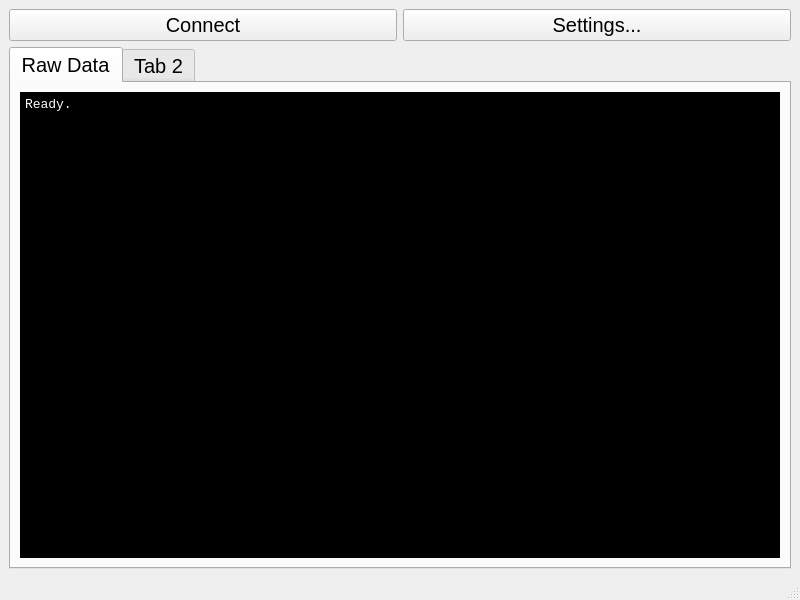
federeghe/olinuxino-aerolab, file src/gui/mainwindow.ui: the form before one commit.
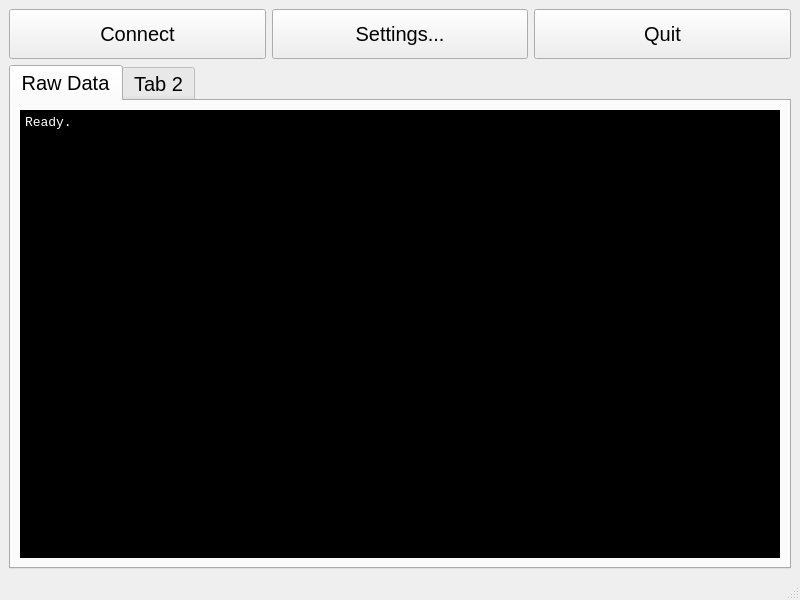
The form after the commit.

What changed in the file:
```diff
--- a/src/gui/mainwindow.ui
+++ b/src/gui/mainwindow.ui
@@ -19,6 +19,12 @@
      <layout class="QHBoxLayout" name="horizontalLayout">
       <item>
        <widget class="QPushButton" name="connectButton">
+        <property name="minimumSize">
+         <size>
+          <width>0</width>
+          <height>50</height>
+         </size>
+        </property>
         <property name="font">
          <font>
           <pointsize>15</pointsize>
@@ -31,6 +37,12 @@
       </item>
       <item>
        <widget class="QPushButton" name="settingsButton">
+        <property name="minimumSize">
+         <size>
+          <width>0</width>
+          <height>50</height>
+         </size>
+        </property>
         <property name="font">
          <font>
           <pointsize>15</pointsize>
@@ -41,6 +53,24 @@
         </property>
        </widget>
       </item>
+      <item>
+       <widget class="QPushButton" name="quitButton">
+        <property name="minimumSize">
+         <size>
+          <width>0</width>
+          <height>50</height>
+         </size>
+        </property>
+        <property name="font">
+         <font>
+          <pointsize>15</pointsize>
+         </font>
+        </property>
+        <property name="text">
+         <string>Quit</string>
+        </property>
+       </widget>
+      </item>
      </layout>
     </item>
     <item>
```
Left out of the diff: 2 changed lines with no effect on the pictures.
